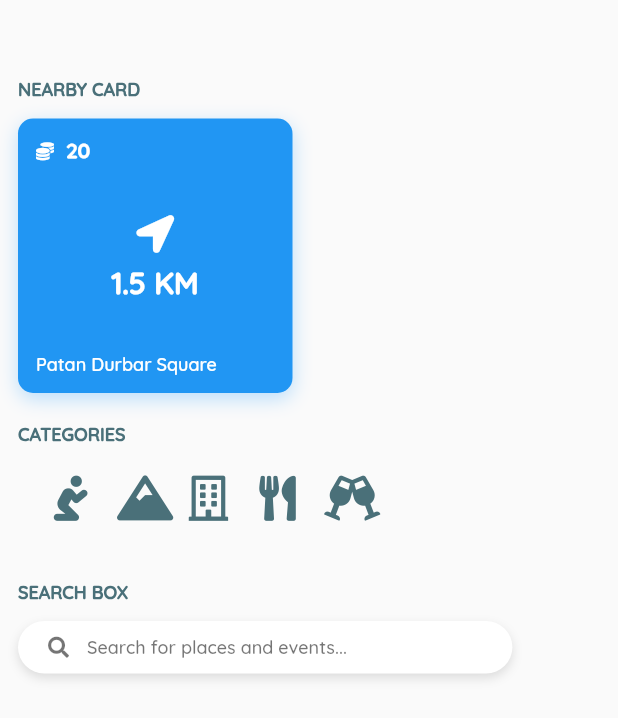
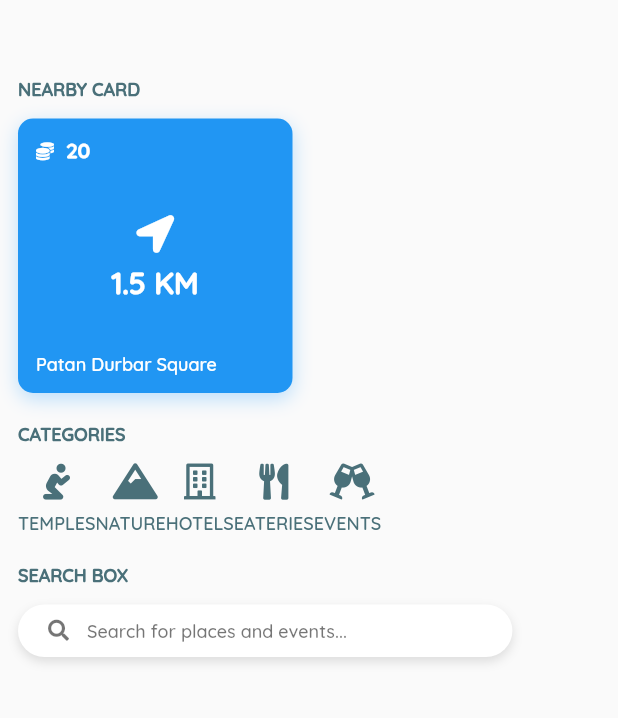
Before and after one commit to Nischal10/Redshift, a Flutter app: the screen it shows after launch, on a phone screen of 412 x 824 dp. Shown: the top 718 px of the screen. Run offline on Flutter 3.47's test engine with Material 2 defaults, Android fonts, the phone set to English and light mode, and no system bars; our stand-ins replace font_awesome_flutter.

Commit message:
rewrote the Categories code

```diff
--- a/lib/pages/alluiwidgets.dart
+++ b/lib/pages/alluiwidgets.dart
@@ -2,7 +2,6 @@ import 'package:flutter/material.dart';
 import 'package:redshift/uiwidgets/nearbyCard.dart';
 import 'package:redshift/uiwidgets/categories.dart';
 import 'package:redshift/uiwidgets/searchbox.dart';
-import 'package:redshift/uiwidgets/bottombar.dart';
 
 class Allui extends StatefulWidget {
   @override
@@ -42,6 +41,7 @@ class _AlluiState extends State<Allui> {
                               fontWeight: FontWeight.w900,
                               color: Color(0xff4A7079)),
                         ),
+                        SizedBox(height: 12),
                         Categories(),
                         SizedBox(height: 20),
                         Text(
--- a/lib/uiwidgets/categories.dart
+++ b/lib/uiwidgets/categories.dart
@@ -7,56 +7,120 @@ class Categories extends StatefulWidget {
 }
 
 class _CategoriesState extends State<Categories> {
+  Color get color => null;
+
   @override
   Widget build(BuildContext context) {
     return Material(
-      child: Padding(
-      padding: EdgeInsets.all(12),
-      child: Row(
-        mainAxisAlignment: MainAxisAlignment.spaceAround,
-        children: <Widget>[
-          Padding(
-            padding: const EdgeInsets.all(8.0),
-            child: Icon(
+        child: Row(
+      mainAxisAlignment: MainAxisAlignment.center,
+      children: <Widget>[
+        Column(
+          mainAxisSize: MainAxisSize.min,
+          mainAxisAlignment: MainAxisAlignment.center,
+          children: [
+            Icon(
               FontAwesomeIcons.pray,
-              color: Color(0xff4A7079),
-              size: 30,
+              color: Color(0xff4a7079),
             ),
-          ),
-          Padding(
-            padding: const EdgeInsets.all(8.0),
-            child: Icon(
+            Container(
+              margin: const EdgeInsets.only(top: 8),
+              child: Text(
+                'TEMPLES',
+                style: TextStyle(
+                  fontSize: 12,
+                  color: Color(0xff4a7079),
+                  fontWeight: FontWeight.w600,
+                ),
+              ),
+            ),
+          ],
+        ),
+        Column(
+          mainAxisSize: MainAxisSize.min,
+          mainAxisAlignment: MainAxisAlignment.center,
+          children: [
+            Icon(
               FontAwesomeIcons.mountain,
-              color: Color(0xff4A7079),
-              size: 30,
+              color: Color(0xff4a7079),
             ),
-          ),
-          Padding(
-            padding: const EdgeInsets.all(8.0),
-            child: Icon(
+            Container(
+              margin: const EdgeInsets.only(top: 8),
+              child: Text(
+                'NATURE',
+                style: TextStyle(
+                  fontSize: 12,
+                  color: Color(0xff4a7079),
+                  fontWeight: FontWeight.w600,
+                ),
+              ),
+            ),
+          ],
+        ),
+        Column(
+          mainAxisSize: MainAxisSize.min,
+          mainAxisAlignment: MainAxisAlignment.center,
+          children: [
+            Icon(
               FontAwesomeIcons.building,
-              color: Color(0xff4A7079),
-              size: 30,
+              color: Color(0xff4a7079),
             ),
-          ),
-          Padding(
-            padding: const EdgeInsets.all(8.0),
-            child: Icon(
+            Container(
+              margin: const EdgeInsets.only(top: 8),
+              child: Text(
+                'HOTELS',
+                style: TextStyle(
+                  fontSize: 12,
+                  color: Color(0xff4a7079),
+                  fontWeight: FontWeight.w600,
+                ),
+              ),
+            ),
+          ],
+        ),
+        Column(
+          mainAxisSize: MainAxisSize.min,
+          mainAxisAlignment: MainAxisAlignment.center,
+          children: [
+            Icon(
               FontAwesomeIcons.utensils,
-              color: Color(0xff4A7079),
-              size: 30,
+              color: Color(0xff4a7079),
             ),
-          ),
-          Padding(
-            padding: const EdgeInsets.all(8.0),
-            child: Icon(
+            Container(
+              margin: const EdgeInsets.only(top: 8),
+              child: Text(
+                'EATERIES',
+                style: TextStyle(
+                  fontSize: 12,
+                  color: Color(0xff4a7079),
+                  fontWeight: FontWeight.w600,
+                ),
+              ),
+            ),
+          ],
+        ),
+        Column(
+          mainAxisSize: MainAxisSize.min,
+          mainAxisAlignment: MainAxisAlignment.center,
+          children: [
+            Icon(
               FontAwesomeIcons.glassCheers,
-              color: Color(0xff4A7079),
-              size: 30,
+              color: Color(0xff4a7079),
             ),
-          ),
-        ],
-      ),
+            Container(
+              margin: const EdgeInsets.only(top: 8),
+              child: Text(
+                'EVENTS',
+                style: TextStyle(
+                  fontSize: 12,
+                  color: Color(0xff4a7079),
+                  fontWeight: FontWeight.w600,
+                ),
+              ),
+            ),
+          ],
+        ),
+      ],
     ));
   }
 }
```
